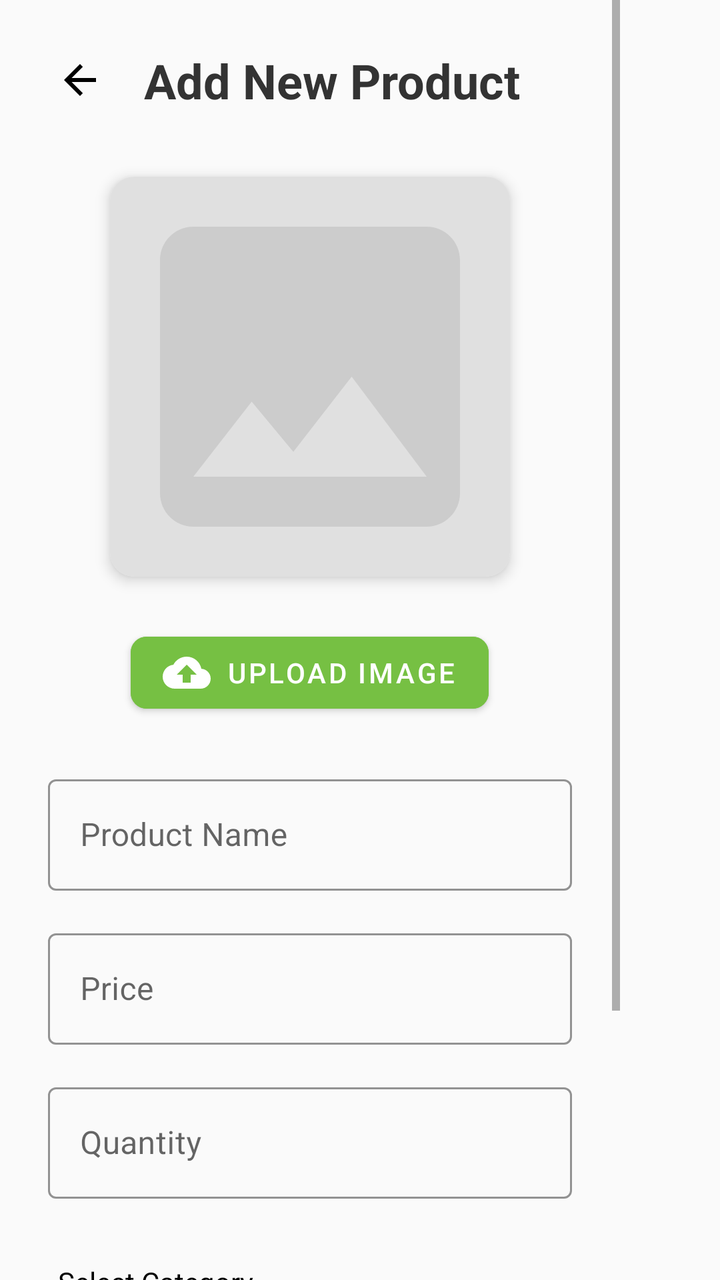
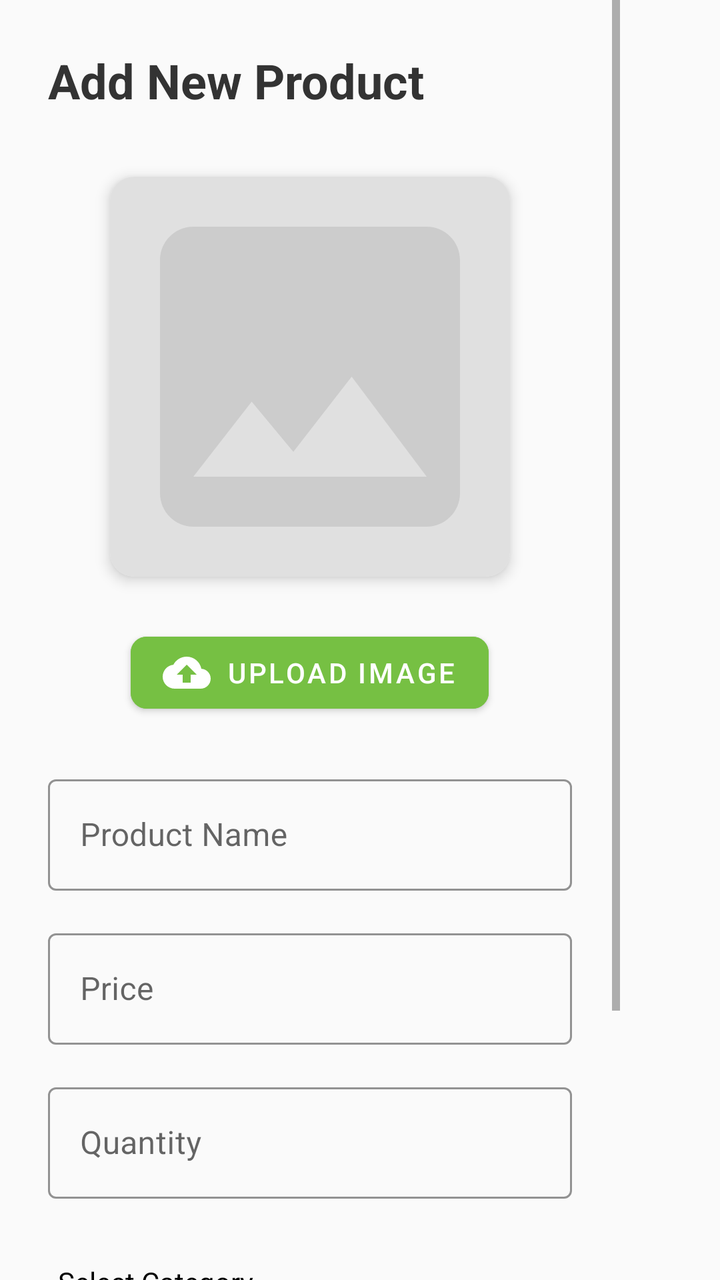

Two renders of the same Android screen: before a commit and after it. Below are the layout's source before the change and the commit's diff.
<!-- AndroidManifest.xml: application theme Theme.MyApp -->
<!-- res/layout/add_product.xml -->
<?xml version="1.0" encoding="utf-8"?>
<androidx.constraintlayout.widget.ConstraintLayout xmlns:android="http://schemas.android.com/apk/res/android"
    xmlns:app="http://schemas.android.com/apk/res-auto"
    xmlns:tools="http://schemas.android.com/tools"
    android:layout_width="400dp"
    android:layout_height="match_parent"
    android:background="#FAFAFA">

    <ScrollView
        android:layout_marginRight="50dp"

        android:layout_width="match_parent"
        android:layout_height="match_parent"
        android:fillViewport="true">

        <LinearLayout
            android:layout_width="match_parent"
            android:layout_height="wrap_content"
            android:orientation="vertical"
            android:padding="24dp">

            
            <LinearLayout
                android:layout_width="match_parent"
                android:layout_height="wrap_content"
                android:orientation="horizontal"
                android:gravity="center_vertical"
                android:layout_marginBottom="16dp">

                <ImageView
                    android:id="@+id/add_to_home"
                    android:layout_width="32dp"
                    android:layout_height="32dp"
                    android:background="?attr/selectableItemBackgroundBorderless"
                    android:src="@drawable/ic_back"
                    android:padding="4dp"
                    android:clickable="true" />

                <TextView
                    android:layout_width="wrap_content"
                    android:layout_height="wrap_content"
                    android:text="Add New Product"
                    android:textSize="24sp"
                    android:textColor="#333333"
                    android:textStyle="bold"
                    android:layout_marginStart="16dp"/>
            </LinearLayout>

            
            <androidx.cardview.widget.CardView
                android:layout_width="200dp"
                android:layout_height="200dp"
                android:layout_gravity="center_horizontal"
                android:layout_marginTop="16dp"
                android:layout_marginBottom="24dp"
                app:cardCornerRadius="12dp"
                app:cardElevation="4dp">

                <ImageView
                    android:id="@+id/productImage"
                    android:layout_width="match_parent"
                    android:layout_height="match_parent"
                    android:scaleType="centerCrop"
                    android:background="#E0E0E0"
                    android:visibility="visible"
                    android:src="@drawable/default_product_image"/>

            </androidx.cardview.widget.CardView>

            
            <com.google.android.material.button.MaterialButton
                android:id="@+id/uploadImage"
                android:layout_width="wrap_content"
                android:layout_height="wrap_content"
                android:layout_gravity="center_horizontal"
                android:text="Upload Image"
                android:textColor="#FFFFFF"
                app:icon="@drawable/ic_upload"
                app:iconTint="#FFFFFF"
                android:backgroundTint="#76C043"
                app:cornerRadius="8dp"
                android:layout_marginBottom="24dp"/>

            
            <com.google.android.material.textfield.TextInputLayout
                android:layout_width="match_parent"
                android:layout_height="wrap_content"
                android:hint="Product Name"
                app:boxStrokeColor="#76C043"
                app:hintTextColor="#76C043"
                style="@style/Widget.MaterialComponents.TextInputLayout.OutlinedBox"
                android:layout_marginBottom="16dp">

                <com.google.android.material.textfield.TextInputEditText
                    android:id="@+id/name"
                    android:layout_width="match_parent"
                    android:layout_height="wrap_content"
                    android:textColor="#333333"/>
            </com.google.android.material.textfield.TextInputLayout>

            
            <com.google.android.material.textfield.TextInputLayout
                android:layout_width="match_parent"
                android:layout_height="wrap_content"
                android:hint="Price"
                app:boxStrokeColor="#76C043"
                app:hintTextColor="#76C043"
                app:prefixText="₱"
                style="@style/Widget.MaterialComponents.TextInputLayout.OutlinedBox"
                android:layout_marginBottom="16dp">

                <com.google.android.material.textfield.TextInputEditText
                    android:id="@+id/price"
                    android:layout_width="match_parent"
                    android:layout_height="wrap_content"
                    android:inputType="numberDecimal"
                    android:textColor="#333333"/>
            </com.google.android.material.textfield.TextInputLayout>

            
            <com.google.android.material.textfield.TextInputLayout
                android:layout_width="match_parent"
                android:layout_height="wrap_content"
                android:hint="Quantity"
                app:boxStrokeColor="#76C043"
                app:hintTextColor="#76C043"
                style="@style/Widget.MaterialComponents.TextInputLayout.OutlinedBox"
                android:layout_marginBottom="16dp">

                <com.google.android.material.textfield.TextInputEditText
                    android:id="@+id/quantity"
                    android:layout_width="match_parent"
                    android:layout_height="wrap_content"
                    android:inputType="number"
                    android:textColor="#333333"/>
            </com.google.android.material.textfield.TextInputLayout>
            <TextView

                android:layout_width="match_parent"
                android:layout_height="wrap_content"
                android:layout_marginStart="5dp"
                android:layout_marginTop="16dp"
                android:text="Select Category"
                android:textColor="@android:color/black"
                />

            
            <com.google.android.material.textfield.TextInputLayout
                android:layout_width="match_parent"
                android:layout_height="wrap_content"
                android:hint="Category"
                app:boxStrokeColor="#76C043"
                app:hintTextColor="#76C043"
                style="@style/Widget.MaterialComponents.TextInputLayout.OutlinedBox"
                android:layout_marginBottom="24dp">

                <FrameLayout
                    android:layout_width="match_parent"
                    android:layout_height="wrap_content">

                    <Spinner
                        android:id="@+id/categorySpinner"
                        android:layout_width="match_parent"
                        android:layout_height="wrap_content"
                        android:minHeight="56dp"
                        android:paddingStart="12dp"
                        android:paddingEnd="12dp"
                        android:spinnerMode="dropdown"
                        android:background="@android:color/transparent"/>

                    
                    <ImageView
                        android:layout_width="wrap_content"
                        android:layout_height="wrap_content"
                        android:layout_gravity="end|center_vertical"
                        android:layout_marginEnd="12dp"
                        android:src="@drawable/ic_dropdown"
                        android:contentDescription="Dropdown indicator"/>
                </FrameLayout>

            </com.google.android.material.textfield.TextInputLayout>

            
            <com.google.android.material.button.MaterialButton
                android:id="@+id/btnAddItem"
                android:layout_width="match_parent"
                android:layout_height="56dp"
                android:text="Add Item"
                android:textColor="#FFFFFF"
                android:textSize="16sp"
                app:cornerRadius="8dp"
                android:backgroundTint="#76C043"/>

        </LinearLayout>
    </ScrollView>

</androidx.constraintlayout.widget.ConstraintLayout>
<!-- resources referenced by this layout -->
<resources>
  <!-- drawable default_product_image (drawable) -->
  <?xml version="1.0" encoding="utf-8"?>
  <vector xmlns:android="http://schemas.android.com/apk/res/android"
      android:width="24dp"
      android:height="24dp"
      android:viewportWidth="24"
      android:viewportHeight="24"
      android:tint="#CCCCCC">
      <path
          android:fillColor="#CCCCCC"
          android:pathData="M21,19V5c0,-1.1 -0.9,-2 -2,-2H5c-1.1,0 -2,0.9 -2,2v14c0,1.1 0.9,2 2,2h14c1.1,0 2,-0.9 2,-2zM8.5,13.5l2.5,3.01L14.5,12l4.5,6H5l3.5,-4.5z"/>
  </vector>
  <!-- drawable ic_back (drawable) -->
  <vector xmlns:android="http://schemas.android.com/apk/res/android"
      android:autoMirrored="true"
      android:height="40dp"
      android:tint="#000000"
      android:viewportHeight="24"
      android:viewportWidth="24"
      android:width="40dp">
        
      <path android:fillColor="@android:color/white"
          android:pathData="M20,11H7.83l5.59,-5.59L12,4l-8,8 8,8 1.41,-1.41L7.83,13H20v-2z"/>
      
  </vector>
  <!-- drawable ic_dropdown (drawable) -->
  <?xml version="1.0" encoding="utf-8"?>
  <vector xmlns:android="http://schemas.android.com/apk/res/android"
      android:width="24dp"
      android:height="24dp"
      android:viewportWidth="24"
      android:viewportHeight="24">
      <path
          android:fillColor="#76C043"
          android:pathData="M7,10l5,5 5,-5z"/>
  </vector>
  <!-- drawable ic_upload (drawable) -->
  <?xml version="1.0" encoding="utf-8"?>
  <vector xmlns:android="http://schemas.android.com/apk/res/android"
      android:width="24dp"
      android:height="24dp"
      android:viewportWidth="24"
      android:viewportHeight="24">
      <path
          android:fillColor="#FFFFFF"
          android:pathData="M19.35,10.04C18.67,6.59 15.64,4 12,4 9.11,4 6.6,5.64 5.35,8.04 2.34,8.36 0,10.91 0,14c0,3.31 2.69,6 6,6h13c2.76,0 5,-2.24 5,-5 0,-2.64 -2.05,-4.78 -4.65,-4.96zM14,13v4h-4v-4H7l5,-5 5,5h-3z"/>
  </vector>
  <style name="Theme.MyApp" parent="Theme.MaterialComponents.Light.NoActionBar">
          
          <item name="colorPrimary">#76C043</item>
          <item name="colorPrimaryVariant">#5A9A32</item>
          <item name="colorOnPrimary">@color/white</item>
          
          <item name="colorSecondary">#76C043</item>
          <item name="colorSecondaryVariant">#5A9A32</item>
          <item name="colorOnSecondary">@color/black</item>
          
          <item name="android:statusBarColor">?attr/colorPrimaryVariant</item>
          
          <item name="windowActionBar">false</item>
          <item name="windowNoTitle">true</item>
      </style>
  <color name="white">#FFFFFFFF</color>
  <color name="black">#FF000000</color>
</resources>

<!-- the commit's change to res/layout/add_product.xml (unified diff, before → after) -->
@@ -27,23 +27,13 @@
                 android:gravity="center_vertical"
                 android:layout_marginBottom="16dp">
 
-                <ImageView
-                    android:id="@+id/add_to_home"
-                    android:layout_width="32dp"
-                    android:layout_height="32dp"
-                    android:background="?attr/selectableItemBackgroundBorderless"
-                    android:src="@drawable/ic_back"
-                    android:padding="4dp"
-                    android:clickable="true" />
-
                 <TextView
                     android:layout_width="wrap_content"
                     android:layout_height="wrap_content"
                     android:text="Add New Product"
+                    android:textColor="#333333"
                     android:textSize="24sp"
-                    android:textColor="#333333"
-                    android:textStyle="bold"
-                    android:layout_marginStart="16dp"/>
+                    android:textStyle="bold" />
             </LinearLayout>
 
             
<!-- resource entries referenced after the edit -->
@@ -11,19 +11,6 @@
       <path
           android:fillColor="#CCCCCC"
           android:pathData="M21,19V5c0,-1.1 -0.9,-2 -2,-2H5c-1.1,0 -2,0.9 -2,2v14c0,1.1 0.9,2 2,2h14c1.1,0 2,-0.9 2,-2zM8.5,13.5l2.5,3.01L14.5,12l4.5,6H5l3.5,-4.5z"/>
-  </vector>
-  <!-- drawable ic_back (drawable) -->
-  <vector xmlns:android="http://schemas.android.com/apk/res/android"
-      android:autoMirrored="true"
-      android:height="40dp"
-      android:tint="#000000"
-      android:viewportHeight="24"
-      android:viewportWidth="24"
-      android:width="40dp">
-        
-      <path android:fillColor="@android:color/white"
-          android:pathData="M20,11H7.83l5.59,-5.59L12,4l-8,8 8,8 1.41,-1.41L7.83,13H20v-2z"/>
-      
   </vector>
   <!-- drawable ic_dropdown (drawable) -->
   <?xml version="1.0" encoding="utf-8"?>
